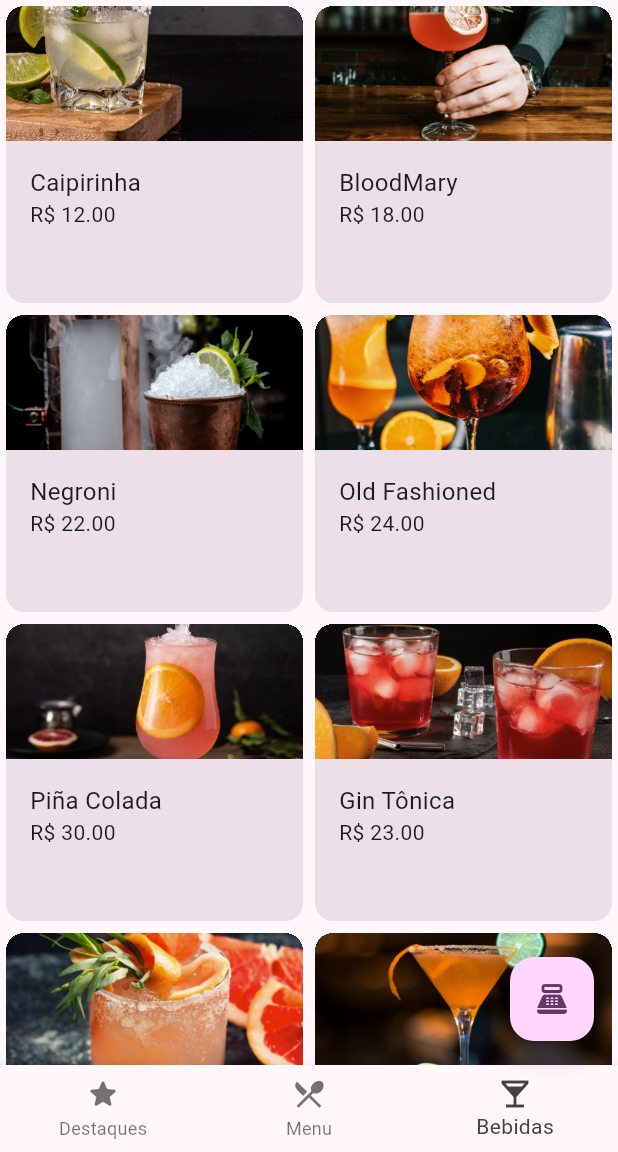
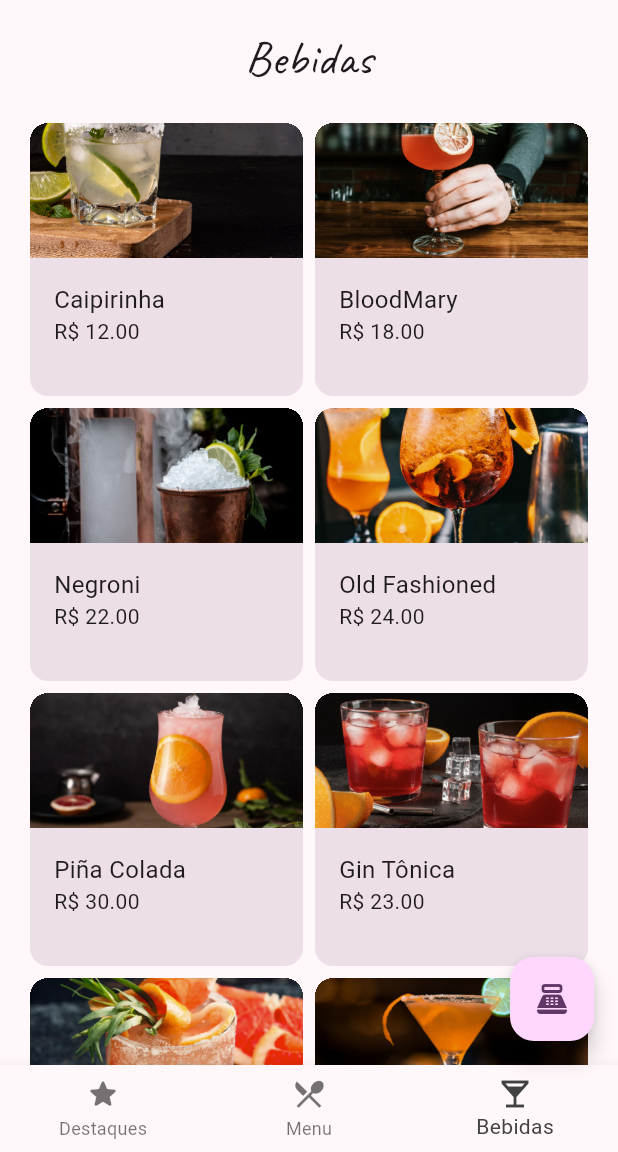
Before and after one commit to otaviohenrique1/ristorante_panucci, a Flutter app: the screen it shows after launch, item 3 of the bottom bar chosen, on a phone screen of 412 x 824 dp, the part 84-1236 px from its top. Run offline on Flutter 3.47's test engine with Material 2 defaults, Android fonts, the phone set to English and light mode, and no system bars.

Commit message:
commit 5

```diff
--- a/lib/screens/drink_menu.dart
+++ b/lib/screens/drink_menu.dart
@@ -10,23 +10,10 @@ class DrinkMenu extends StatelessWidget {
 
   @override
   Widget build(BuildContext context) {
-    return GridView.builder(
-      gridDelegate: const SliverGridDelegateWithFixedCrossAxisCount(
-        crossAxisCount: 2,
-      ),
-      itemBuilder: (context, index) {
-        return DrinkItem(
-          imageURI: items[index]["image"],
-          itemTitle: items[index]["name"],
-          itemPrice: items[index]["price"],
-        );
-      },
-      itemCount: items.length,
-    );
-  }
-}
-
-/*
+    return Padding(
+      padding: EdgeInsets.fromLTRB(16, 16, 16, 0),
+      child: CustomScrollView(
+        slivers: <Widget>[
           const SliverToBoxAdapter(
             child: Padding(
               padding: EdgeInsets.only(bottom: 16),
@@ -40,4 +27,39 @@ const SliverToBoxAdapter(
               ),
             ),
           ),
+          SliverGrid(
+            delegate: SliverChildBuilderDelegate(
+              (context, index) {
+                return DrinkItem(
+                  imageURI: items[index]["image"],
+                  itemTitle: items[index]["name"],
+                  itemPrice: items[index]["price"],
+                );
+              },
+              childCount: items.length,
+            ),
+            gridDelegate: const SliverGridDelegateWithFixedCrossAxisCount(
+              crossAxisCount: 2,
+            ),
+          ),
+        ],
+      ),
+    );
+  }
+}
+
+/*
+GridView.builder(
+  gridDelegate: const SliverGridDelegateWithFixedCrossAxisCount(
+    crossAxisCount: 2,
+  ),
+  itemBuilder: (context, index) {
+    return DrinkItem(
+      imageURI: items[index]["image"],
+      itemTitle: items[index]["name"],
+      itemPrice: items[index]["price"],
+    );
+  },
+  itemCount: items.length,
+)
 */
```
Lines whose indentation alone changed are shown as unchanged.
